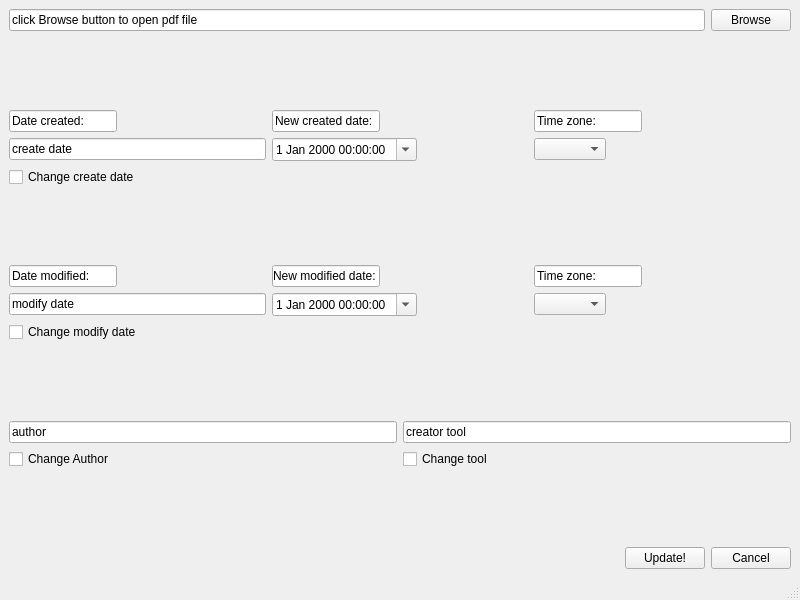
Qt form mainwindow.ui (tvb2/adobe_meta) before a commit.
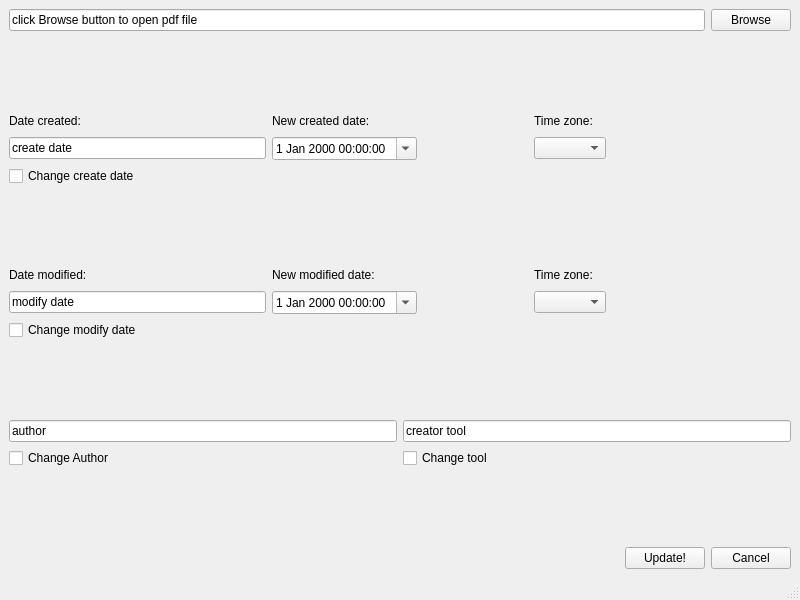
The same form after that commit.

Diff of the .ui file:
```diff
--- a/mainwindow.ui
+++ b/mainwindow.ui
@@ -59,22 +59,10 @@
         <item row="0" column="1">
          <layout class="QHBoxLayout" name="horizontalLayout_2">
           <item>
-           <widget class="QLineEdit" name="lineEdit_2">
-            <property name="sizePolicy">
-             <sizepolicy hsizetype="Fixed" vsizetype="Fixed">
-              <horstretch>0</horstretch>
-              <verstretch>0</verstretch>
-             </sizepolicy>
-            </property>
-            <property name="autoFillBackground">
-             <bool>false</bool>
-            </property>
+           <widget class="QLabel" name="label_2">
             <property name="text">
              <string>New created date:</string>
             </property>
-            <property name="readOnly">
-             <bool>true</bool>
-            </property>
            </widget>
           </item>
           <item>
@@ -95,25 +83,10 @@
         <item row="0" column="2">
          <layout class="QHBoxLayout" name="horizontalLayout_3">
           <item>
-           <widget class="QLineEdit" name="lineEdit_3">
-            <property name="enabled">
-             <bool>true</bool>
-            </property>
-            <property name="sizePolicy">
-             <sizepolicy hsizetype="Fixed" vsizetype="Fixed">
-              <horstretch>0</horstretch>
-              <verstretch>0</verstretch>
-             </sizepolicy>
-            </property>
-            <property name="autoFillBackground">
-             <bool>false</bool>
-            </property>
+           <widget class="QLabel" name="label_3">
             <property name="text">
              <string>Time zone:</string>
             </property>
-            <property name="readOnly">
-             <bool>true</bool>
-            </property>
            </widget>
           </item>
           <item>
@@ -217,22 +190,10 @@
            <enum>QLayout::SetNoConstraint</enum>
           </property>
           <item>
-           <widget class="QLineEdit" name="lineEdit">
-            <property name="sizePolicy">
-             <sizepolicy hsizetype="Fixed" vsizetype="Fixed">
-              <horstretch>0</horstretch>
-              <verstretch>0</verstretch>
-             </sizepolicy>
-            </property>
-            <property name="autoFillBackground">
-             <bool>false</bool>
-            </property>
+           <widget class="QLabel" name="label">
             <property name="text">
              <string>Date created:</string>
             </property>
-            <property name="readOnly">
-             <bool>true</bool>
-            </property>
            </widget>
           </item>
           <item>
@@ -270,25 +231,10 @@
         <item row="2" column="2">
          <layout class="QHBoxLayout" name="horizontalLayout_13">
           <item>
-           <widget class="QLineEdit" name="lineEdit_7">
-            <property name="enabled">
-             <bool>true</bool>
-            </property>
-            <property name="sizePolicy">
-             <sizepolicy hsizetype="Fixed" vsizetype="Fixed">
-              <horstretch>0</horstretch>
-              <verstretch>0</verstretch>
-             </sizepolicy>
-            </property>
-            <property name="autoFillBackground">
-             <bool>false</bool>
-            </property>
+           <widget class="QLabel" name="label_6">
             <property name="text">
              <string>Time zone:</string>
             </property>
-            <property name="readOnly">
-             <bool>true</bool>
-            </property>
            </widget>
           </item>
           <item>
@@ -309,22 +255,10 @@
         <item row="2" column="0">
          <layout class="QHBoxLayout" name="horizontalLayout_9">
           <item>
-           <widget class="QLineEdit" name="lineEdit_4">
-            <property name="sizePolicy">
-             <sizepolicy hsizetype="Fixed" vsizetype="Fixed">
-              <horstretch>0</horstretch>
-              <verstretch>0</verstretch>
-             </sizepolicy>
-            </property>
-            <property name="autoFillBackground">
-             <bool>false</bool>
-            </property>
+           <widget class="QLabel" name="label_4">
             <property name="text">
              <string>Date modified:</string>
             </property>
-            <property name="readOnly">
-             <bool>true</bool>
-            </property>
            </widget>
           </item>
           <item>
@@ -399,22 +333,10 @@
         <item row="2" column="1">
          <layout class="QHBoxLayout" name="horizontalLayout_10">
           <item>
-           <widget class="QLineEdit" name="lineEdit_5">
-            <property name="sizePolicy">
-             <sizepolicy hsizetype="Fixed" vsizetype="Fixed">
-              <horstretch>0</horstretch>
-              <verstretch>0</verstretch>
-             </sizepolicy>
-            </property>
-            <property name="autoFillBackground">
-             <bool>false</bool>
-            </property>
+           <widget class="QLabel" name="label_5">
             <property name="text">
              <string>New modified date:</string>
             </property>
-            <property name="readOnly">
-             <bool>true</bool>
-            </property>
            </widget>
           </item>
           <item>
```
